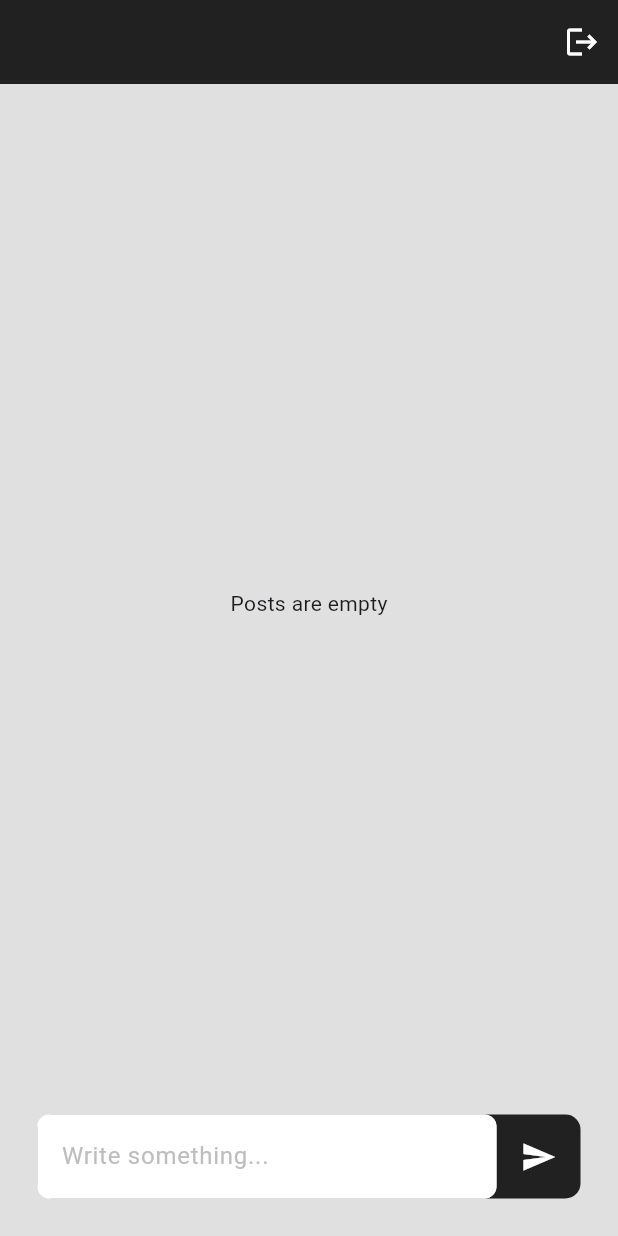
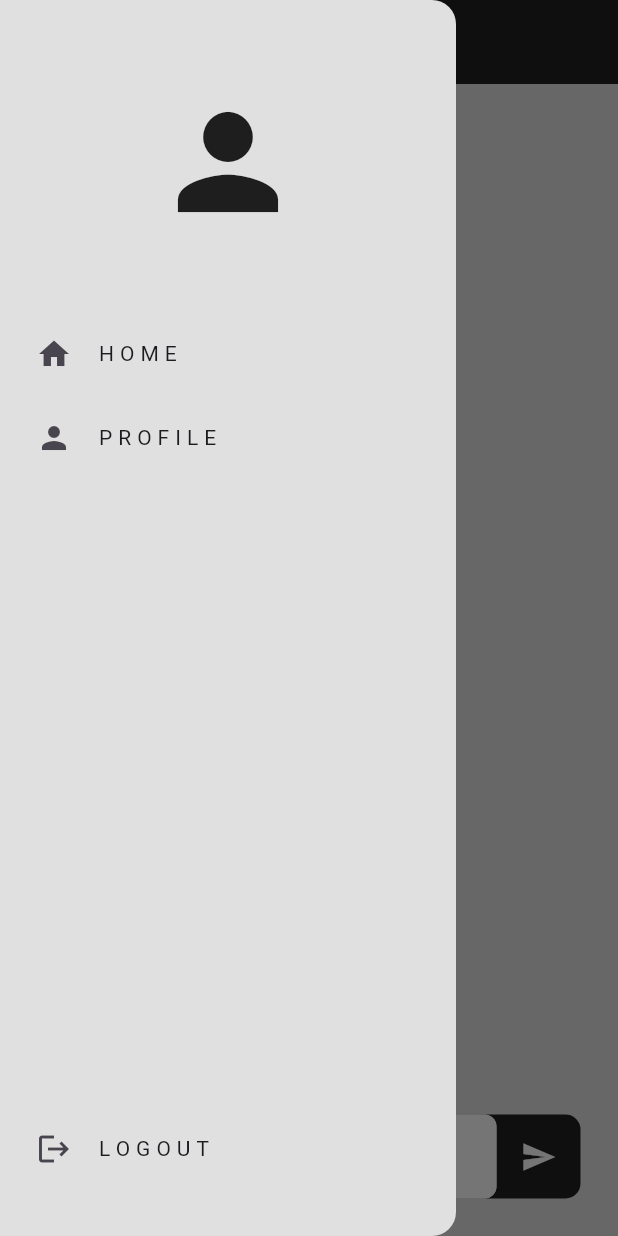
Before and after one commit to IsmayiI/social_media_flutter, a Flutter app: the screen it shows once a user with an empty profile is signed in, with the side drawer open (before the commit the screen has no drawer), on a phone screen of 412 x 824 dp. Run offline on Flutter 3.47's test engine with Material 3 defaults, Android fonts, the phone set to English and light mode, and no system bars; our stand-ins replace cloud_firestore, firebase_auth, firebase_core; accounts and stored records are empty; network calls fail.

Commit message:
create drawer

```diff
--- a/lib/components/components.dart
+++ b/lib/components/components.dart
@@ -1 +1,2 @@
 export './text_field.dart';
+export 'drawer.dart';
--- /dev/null
+++ b/lib/components/drawer.dart
@@ -0,0 +1,81 @@
+import 'package:flutter/material.dart';
+import 'package:social_media/pages/auth/utils/utils.dart';
+
+class MyDrawer extends StatelessWidget {
+  const MyDrawer({super.key});
+
+  @override
+  Widget build(BuildContext context) {
+    return Drawer(
+      child: Padding(
+        // отступы
+        padding: const EdgeInsets.fromLTRB(8, 8, 8, 30),
+
+        // контент
+        child: Column(
+          children: [
+            // logo
+            Padding(
+              padding: const EdgeInsets.symmetric(horizontal: 50, vertical: 50),
+              child: Icon(
+                Icons.person,
+                size: 100,
+              ),
+            ),
+
+            // Дом
+            _DrawerTile(
+              const Icon(Icons.home),
+              'Home',
+              () => Navigator.pop(context),
+            ),
+
+            // Профиль
+            _DrawerTile(
+              const Icon(Icons.person),
+              'Profile',
+              () => Navigator.pop(context),
+            ),
+
+            // пространство между элементами
+            const Spacer(),
+
+            // Выход
+            _DrawerTile(
+              const Icon(Icons.logout),
+              'Logout',
+              () => signOut(context),
+            ),
+          ],
+        ),
+      ),
+    );
+  }
+}
+
+// элемент меню
+class _DrawerTile extends StatelessWidget {
+  final Icon icon;
+  final String title;
+  final VoidCallback onTap;
+  const _DrawerTile(
+    this.icon,
+    this.title,
+    this.onTap,
+  );
+
+  @override
+  Widget build(BuildContext context) {
+    return ListTile(
+      leading: icon,
+      title: Text(
+        title.toUpperCase(),
+        style: TextStyle(
+          letterSpacing: 4,
+          fontSize: 14,
+        ),
+      ),
+      onTap: onTap,
+    );
+  }
+}
--- a/lib/pages/home/components/app_bar.dart
+++ b/lib/pages/home/components/app_bar.dart
@@ -1,6 +1,5 @@
 import 'package:flutter/material.dart';
 import 'package:provider/provider.dart';
-import 'package:social_media/pages/auth/utils/utils.dart';
 import 'package:social_media/provider/provider.dart';
 
 AppBar appBar(BuildContext context) {
@@ -9,11 +8,5 @@ AppBar appBar(BuildContext context) {
 
   return AppBar(
     title: Text(user?.email ?? 'User'),
-    actions: [
-      IconButton(
-        icon: const Icon(Icons.logout),
-        onPressed: () => signOut(context),
-      ),
-    ],
   );
 }
--- a/lib/pages/home/home_page.dart
+++ b/lib/pages/home/home_page.dart
@@ -1,4 +1,5 @@
 import 'package:flutter/material.dart';
+import 'package:social_media/components/drawer.dart';
 
 import 'components/components.dart';
 
@@ -9,6 +10,7 @@ class HomePage extends StatelessWidget {
   Widget build(BuildContext context) {
     return Scaffold(
       appBar: appBar(context),
+      drawer: MyDrawer(),
       body: Padding(
         padding: EdgeInsets.all(25.0),
         child: Column(
--- a/lib/theme/theme.dart
+++ b/lib/theme/theme.dart
@@ -9,4 +9,7 @@ final theme = ThemeData(
     foregroundColor: Colors.white,
     centerTitle: true,
   ),
+  drawerTheme: const DrawerThemeData(
+    backgroundColor: AppColors.grey300,
+  ),
 );
```
